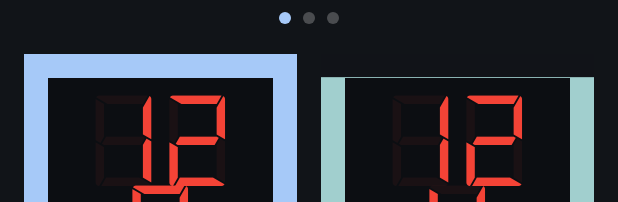
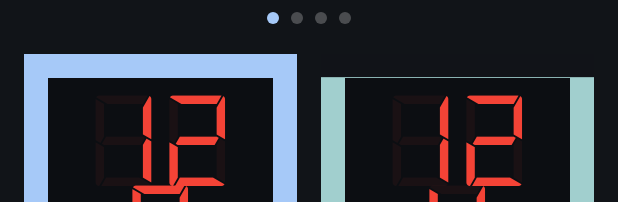
Before and after one commit to PetersDigital/OpenMIDIControl, a Flutter app: the PerformanceZone widget shown alone on an empty page, opened directly, on a phone screen of 412 x 824 dp. Shown: the top 202 px of the screen. Run offline on Flutter 3.47's test engine with Material 3 defaults, Android fonts, the phone set to English and light mode, and no system bars; our stand-ins replace flutter_riverpod, package_info_plus; project files that could hold a hidden picture were left out.

Commit message:
feat(ui): integrate utility grid panel into open midi screen page view
Co-authored-by: dencelkbabu <10363612+dencelkbabu@users.noreply.github.com>

```diff
--- a/app/lib/ui/open_midi_screen.dart
+++ b/app/lib/ui/open_midi_screen.dart
@@ -1,3 +1,4 @@
+import 'panels/utility_grid_panel.dart';
 // Copyright (c) 2026 Peters Digital
 // SPDX-License-Identifier: GPL-3.0-or-later OR LicenseRef-Commercial
 import 'package:flutter/material.dart';
@@ -913,7 +914,7 @@ class _PerformanceZoneState extends ConsumerState<PerformanceZone> {
           padding: const EdgeInsets.only(top: 8.0, bottom: 4.0),
           child: Row(
             mainAxisAlignment: MainAxisAlignment.center,
-            children: List.generate(3, (index) {
+            children: List.generate(4, (index) {
               return Container(
                 margin: const EdgeInsets.symmetric(horizontal: 4.0),
                 width: 8.0,
@@ -994,6 +995,12 @@ class _PerformanceZoneState extends ConsumerState<PerformanceZone> {
                 padding: EdgeInsets.all(16),
                 child: DrumGridPanel(),
               ),
+
+              // Page 3: Utility Grid Panel
+              const Padding(
+                padding: EdgeInsets.all(16),
+                child: UtilityGridPanel(),
+              ),
             ],
           ),
         ),
```
